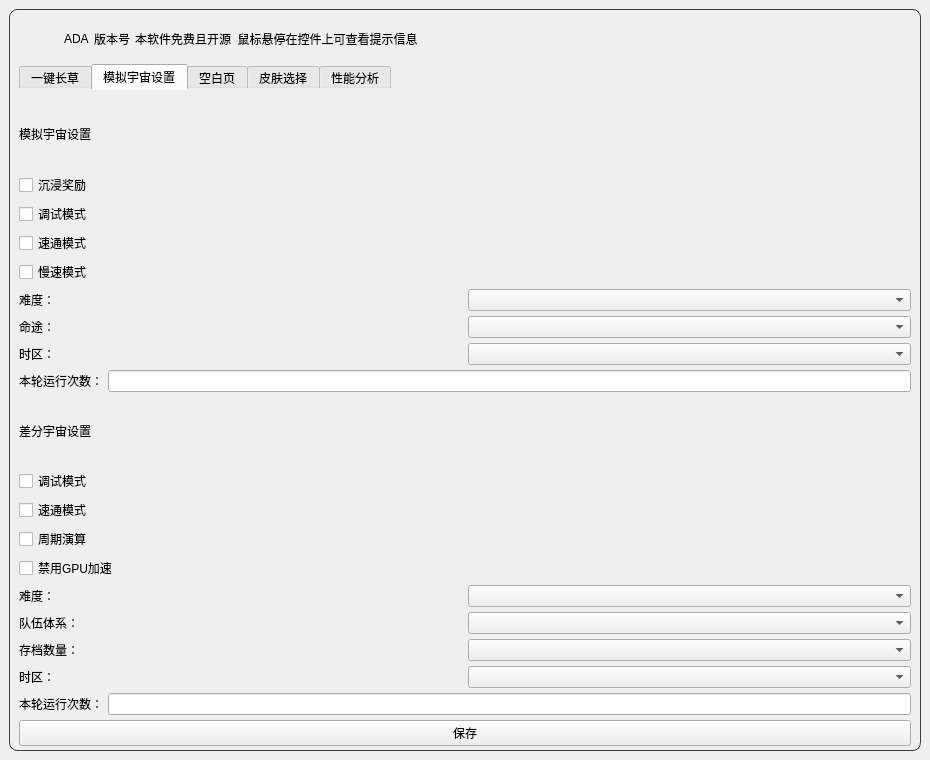
The window that ui/ADA.ui (Illusory-moon/Simulated_Scepter) describes before a commit, drawn with Qt 5.
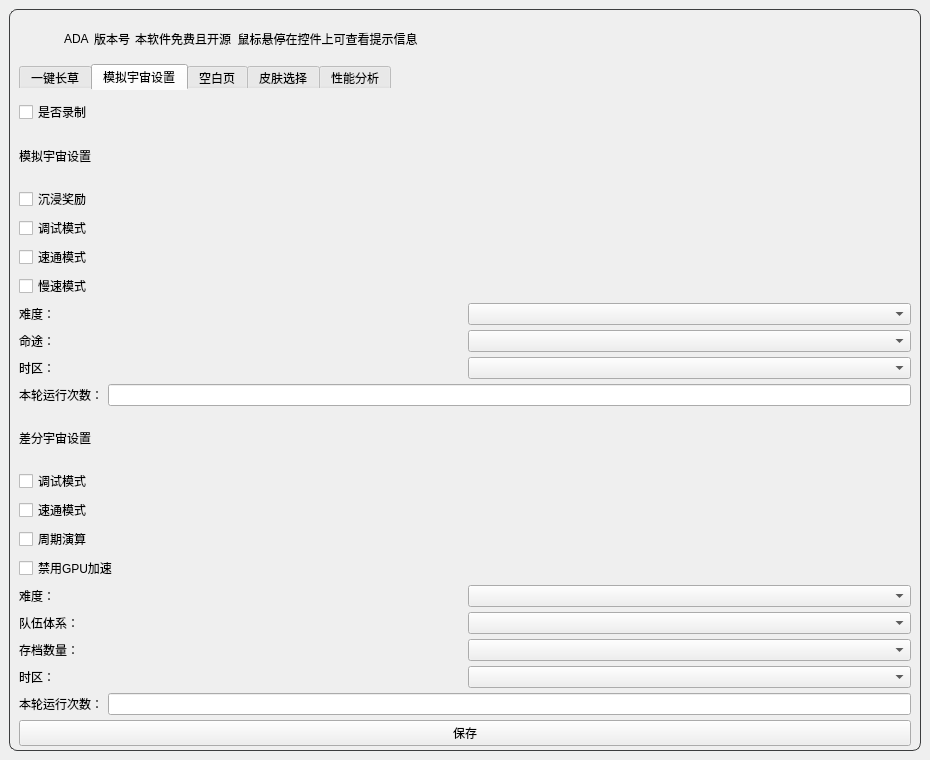
The same window after the commit. The open tabs and pages were chosen to show the change. Icons and pictures are not drawn.

Commit message: feat: recording offset

What changed in the file:
```diff
--- a/ui/ADA.ui
+++ b/ui/ADA.ui
@@ -1150,6 +1150,17 @@
            </property>
            <item>
             <layout class="QVBoxLayout" name="verticalLayout_8">
+             <item>
+              <layout class="QVBoxLayout" name="verticalLayout_14">
+               <item>
+                <widget class="QCheckBox" name="recording_checkBox">
+                 <property name="text">
+                  <string>是否录制</string>
+                 </property>
+                </widget>
+               </item>
+              </layout>
+             </item>
              <item>
               <layout class="QVBoxLayout" name="verticalLayout">
                <item>
```
The commit also changes 5 other files.
